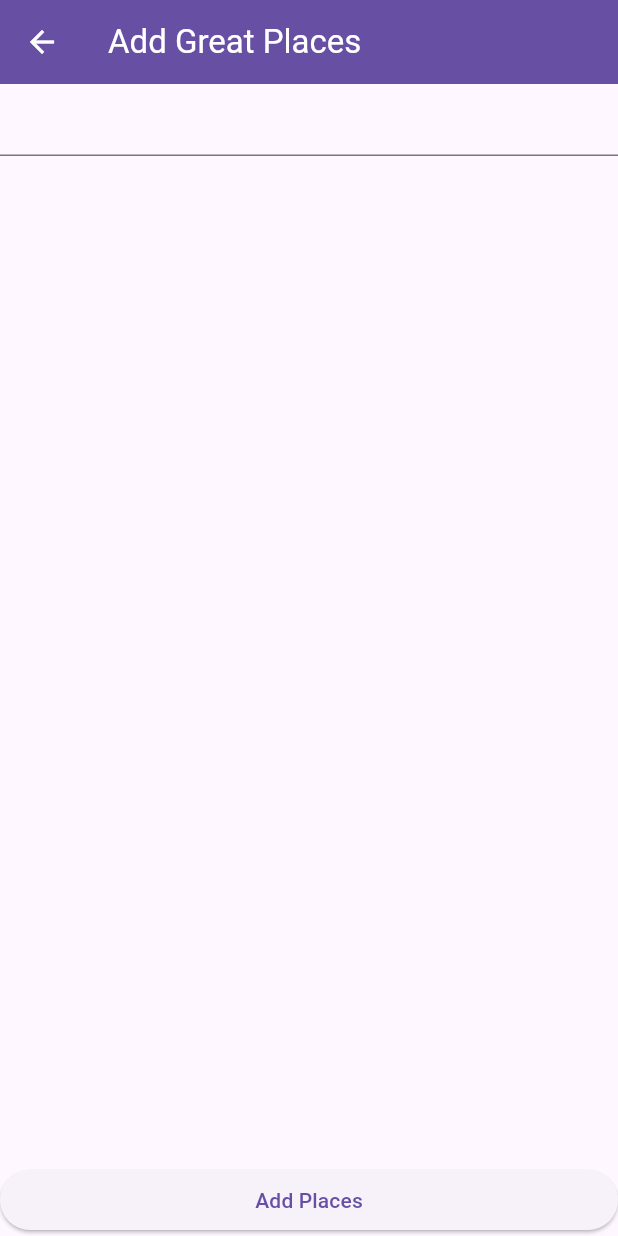
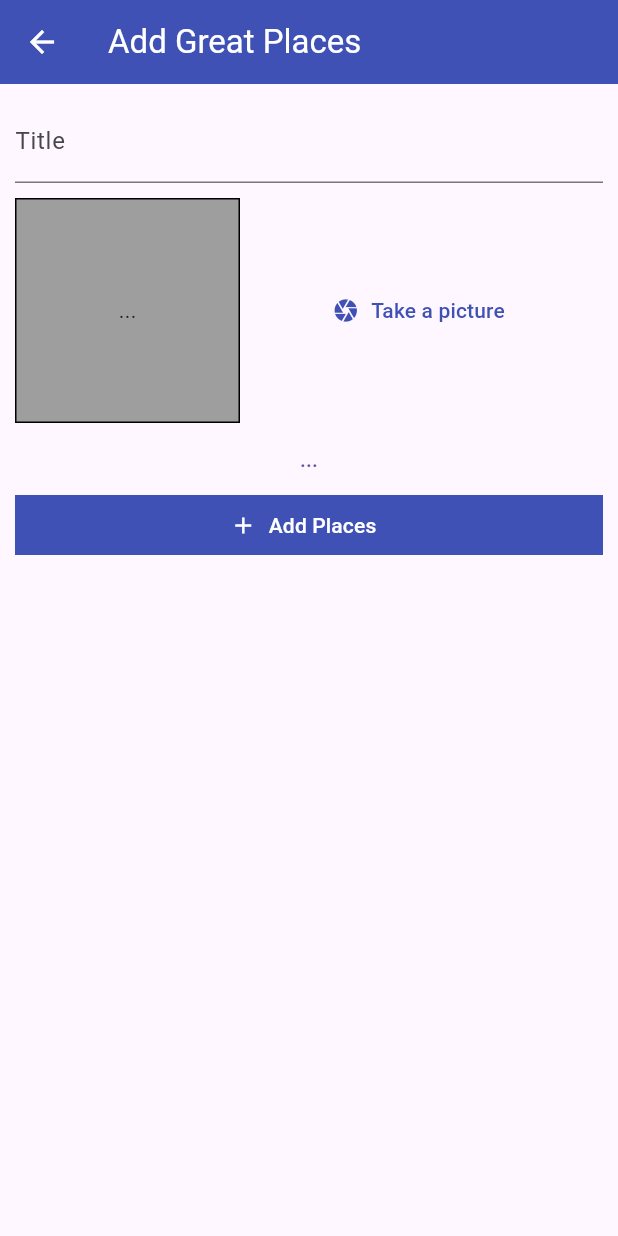
Before and after one commit to Joyy-dev/placeApp, a Flutter app: the screen it shows after launch, after a tap on the "add" icon, on a phone screen of 412 x 824 dp. Run offline on Flutter 3.47's test engine with Material 3 defaults, Android fonts, the phone set to English and light mode, and no system bars; our stand-ins replace image_picker.

Commit message:
device camera

```diff
--- a/lib/main.dart
+++ b/lib/main.dart
@@ -18,7 +18,7 @@ class MyApp extends StatelessWidget {
       child: MaterialApp(
         title: 'Great Places',
         theme: ThemeData(
-          primarySwatch: Colors.indigo,
+          primaryColor: Colors.indigo,
         ),
         home: const PlacesListScreen(),
 
--- a/lib/screens/add_places_screen.dart
+++ b/lib/screens/add_places_screen.dart
@@ -1,4 +1,5 @@
 import 'package:flutter/material.dart';
+import 'package:placeapp/widget/image_input.dart';
 
 class AddPlacesScreen extends StatefulWidget {
   static const routeName = 'Add-Places-Screen';
@@ -9,6 +10,8 @@ class AddPlacesScreen extends StatefulWidget {
 }
 
 class _AddPlacesScreenState extends State<AddPlacesScreen> {
+  final _titleController = TextEditingController();
+
   @override
   Widget build(BuildContext context) {
     return Scaffold(
@@ -17,22 +20,41 @@ class _AddPlacesScreenState extends State<AddPlacesScreen> {
         backgroundColor: Theme.of(context).primaryColor,
         foregroundColor: Colors.white,
       ),
-      body: Column(
+      body: SingleChildScrollView(
+        child: Padding(
+          padding: const EdgeInsets.all(10.0),
+          child: Column(
             crossAxisAlignment: CrossAxisAlignment.stretch,
             children: [
-          const Expanded(
-            child: Column(
+              Column(
                 children: [
-                TextField(),
+                  TextField(
+                    decoration: const InputDecoration(
+                      labelText: 'Title',
+                    ),
+                    controller: _titleController,
+                  ),
+                  const SizedBox(height: 10,),
+                  const ImageInput(),
+                  TextButton(onPressed: () {}, child: const Text('...'))
                 ],
               ),
+              ElevatedButton.icon(
+                style: ElevatedButton.styleFrom(
+                  backgroundColor: Theme.of(context).primaryColor,
+                  foregroundColor: Colors.white,
+                  tapTargetSize: MaterialTapTargetSize.shrinkWrap,
+                  elevation: 0,
+                  shape: const RoundedRectangleBorder(borderRadius: BorderRadius.all(Radius.zero))
                 ),
-          ElevatedButton.icon(
+                icon: const Icon(Icons.add),
                 onPressed: () {},
                 label: const Text('Add Places')
               )
             ],
           ),
+        ),
+      ),
     );
   }
 }
--- a/lib/screens/places_list_screen.dart
+++ b/lib/screens/places_list_screen.dart
@@ -8,7 +8,8 @@ class PlacesListScreen extends StatelessWidget {
   Widget build(BuildContext context) {
     return Scaffold(
       appBar: AppBar(
-        backgroundColor: Colors.indigo,
+        backgroundColor: Theme.of(context).primaryColor,
+        foregroundColor: Colors.white,
         title: const Text('Places'),
         actions: [
           IconButton(
--- /dev/null
+++ b/lib/widget/image_input.dart
@@ -0,0 +1,64 @@
+import 'dart:io';
+
+import 'package:flutter/material.dart';
+import 'package:image_picker/image_picker.dart';
+
+class ImageInput extends StatefulWidget {
+  const ImageInput({super.key});
+
+  @override
+  State<ImageInput> createState() => _ImageInputState();
+}
+
+class _ImageInputState extends State<ImageInput> {
+  File? _storedImage;
+
+  Future<void> _takePictures() async {
+    final picker = ImagePicker();
+    final imageFile = await picker.pickImage(
+      source: ImageSource.camera,
+      maxWidth: 600
+    );
+    if (imageFile == null) {
+      return;
+    }
+    setState(() {
+      _storedImage = File(imageFile.path);
+    });
+  }
+
+  @override
+  Widget build(BuildContext context) {
+    return Row(
+      children: [
+        Container(
+          width: 150,
+          height: 150,
+          decoration: BoxDecoration(
+            border: Border.all(width: 1),
+            color: Colors.grey
+          ),
+          alignment: Alignment.center,
+          child: _storedImage != null
+          ? Image.file(
+            _storedImage!,
+            fit: BoxFit.cover,
+          )
+          : const Text('...'),
+        ),
+        Expanded(
+          child: TextButton.icon(
+            style: TextButton.styleFrom(
+              foregroundColor: Theme.of(context).primaryColor
+            ),
+            onPressed: () {
+              _takePictures();
+            },
+            icon: const Icon(Icons.camera),
+            label: const Text('Take a picture', textAlign: TextAlign.center,),
+          )
+        )
+      ],
+    );
+  }
+}
--- a/pubspec.yaml
+++ b/pubspec.yaml
@@ -31,6 +31,7 @@ dependencies:
   flutter:
     sdk: flutter
   provider: ^6.1.2
+  image_picker: ^1.1.2
 
 
   # The following adds the Cupertino Icons font to your application.
```
Also changed, not shown: pubspec.lock, 5 other files. Lines whose indentation alone changed are shown as unchanged.
